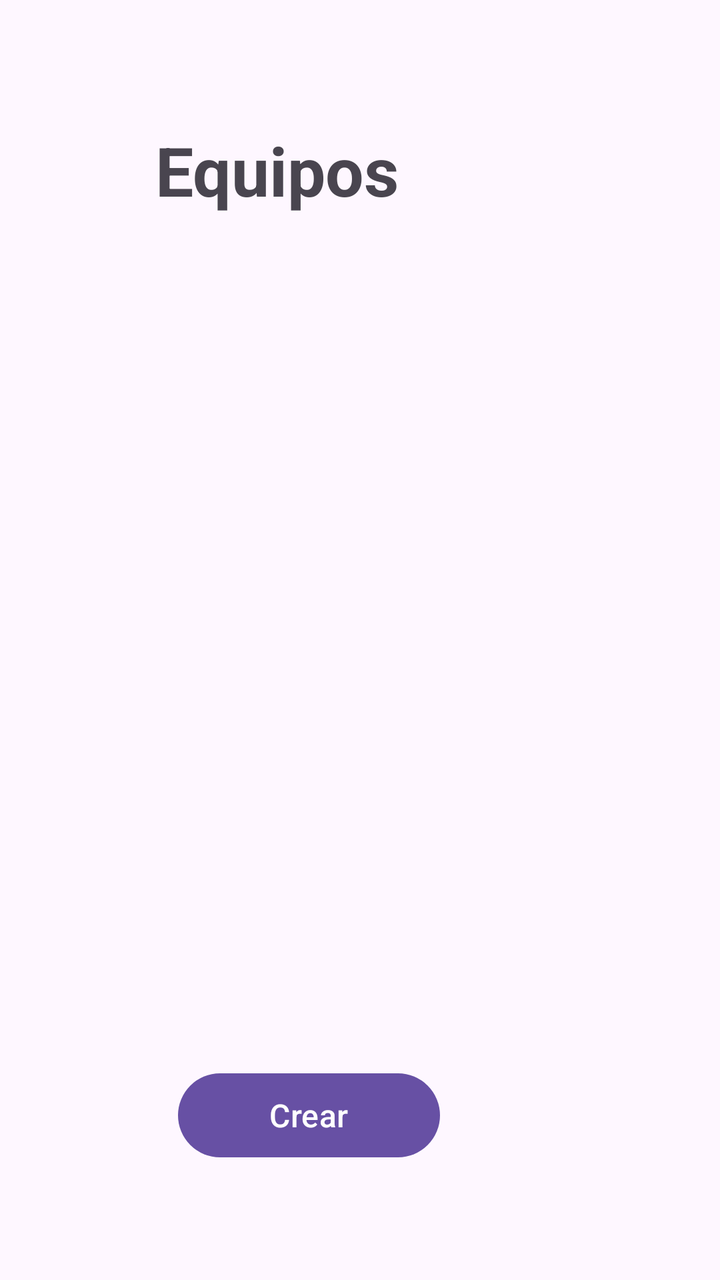
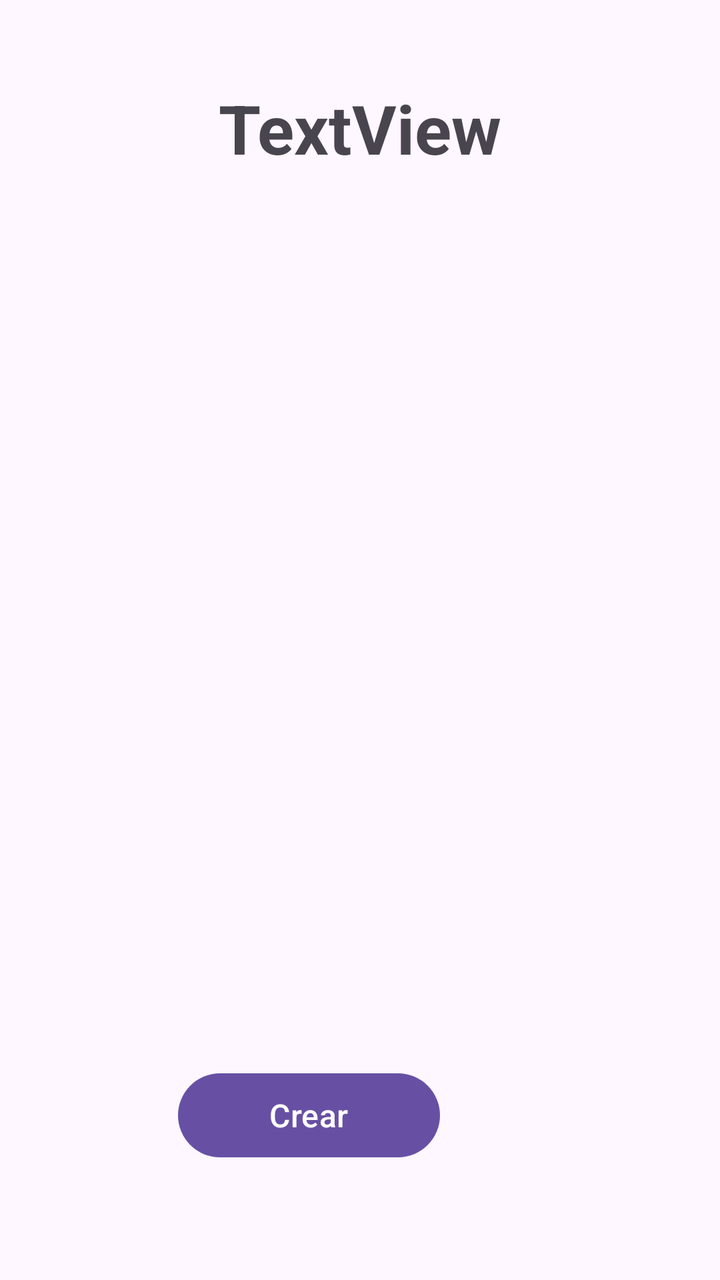

An Android layout rendered at two revisions. The XML below is the earlier revision; the diff shows what the commit changed to produce the second picture.
<!-- AndroidManifest.xml: application theme Theme.Deber02 -->
<!-- res/layout/activity_main.xml -->
<?xml version="1.0" encoding="utf-8"?>
<androidx.constraintlayout.widget.ConstraintLayout xmlns:android="http://schemas.android.com/apk/res/android"
    xmlns:app="http://schemas.android.com/apk/res-auto"
    xmlns:tools="http://schemas.android.com/tools"
    android:id="@+id/cl_equipos"
    android:layout_width="match_parent"
    android:layout_height="match_parent"
    tools:context=".Equipos">

    <TextView
        android:id="@+id/id_title"
        android:layout_width="205dp"
        android:layout_height="47dp"
        android:text="Equipos"
        android:textSize="34sp"
        android:textStyle="bold"
        app:layout_constraintBottom_toBottomOf="parent"
        app:layout_constraintEnd_toEndOf="parent"
        app:layout_constraintStart_toStartOf="parent"
        app:layout_constraintTop_toTopOf="parent"
        app:layout_constraintVertical_bias="0.105" />

    <Button
        android:id="@+id/id_btn_crear_equipo"
        android:layout_width="131dp"
        android:layout_height="50dp"
        android:layout_marginEnd="140dp"
        android:foregroundTint="#D72727"
        android:text="@string/crear"
        android:textAlignment="center"
        android:textSize="16sp"
        app:layout_constraintBottom_toBottomOf="parent"
        app:layout_constraintEnd_toEndOf="parent"
        app:layout_constraintTop_toTopOf="parent"
        app:layout_constraintVertical_bias="0.903" />

    <ListView
        android:id="@+id/list_equipo"
        android:layout_width="357dp"
        android:layout_height="392dp"
        app:layout_constraintBottom_toBottomOf="parent"
        app:layout_constraintEnd_toEndOf="parent"
        app:layout_constraintStart_toStartOf="parent"
        app:layout_constraintTop_toTopOf="parent" />

</androidx.constraintlayout.widget.ConstraintLayout>
<!-- resources referenced by this layout -->
<resources>
  <string name="crear" translatable="false">Crear</string>
  <style name="Theme.Deber02" parent="Base.Theme.Deber02" />
  <style name="Base.Theme.Deber02" parent="Theme.Material3.DayNight.NoActionBar">
          
          
      </style>
</resources>

<!-- the commit's change to res/layout/activity_main.xml (unified diff, before → after) -->
@@ -8,17 +8,18 @@
     tools:context=".Equipos">
 
     <TextView
-        android:id="@+id/id_title"
-        android:layout_width="205dp"
-        android:layout_height="47dp"
-        android:text="Equipos"
+        android:id="@+id/id_nombre_jugador"
+        android:layout_width="273dp"
+        android:layout_height="58dp"
+        android:text="TextView"
+        android:textAlignment="center"
         android:textSize="34sp"
         android:textStyle="bold"
         app:layout_constraintBottom_toBottomOf="parent"
         app:layout_constraintEnd_toEndOf="parent"
         app:layout_constraintStart_toStartOf="parent"
         app:layout_constraintTop_toTopOf="parent"
-        app:layout_constraintVertical_bias="0.105" />
+        app:layout_constraintVertical_bias="0.071" />
 
     <Button
         android:id="@+id/id_btn_crear_equipo"
